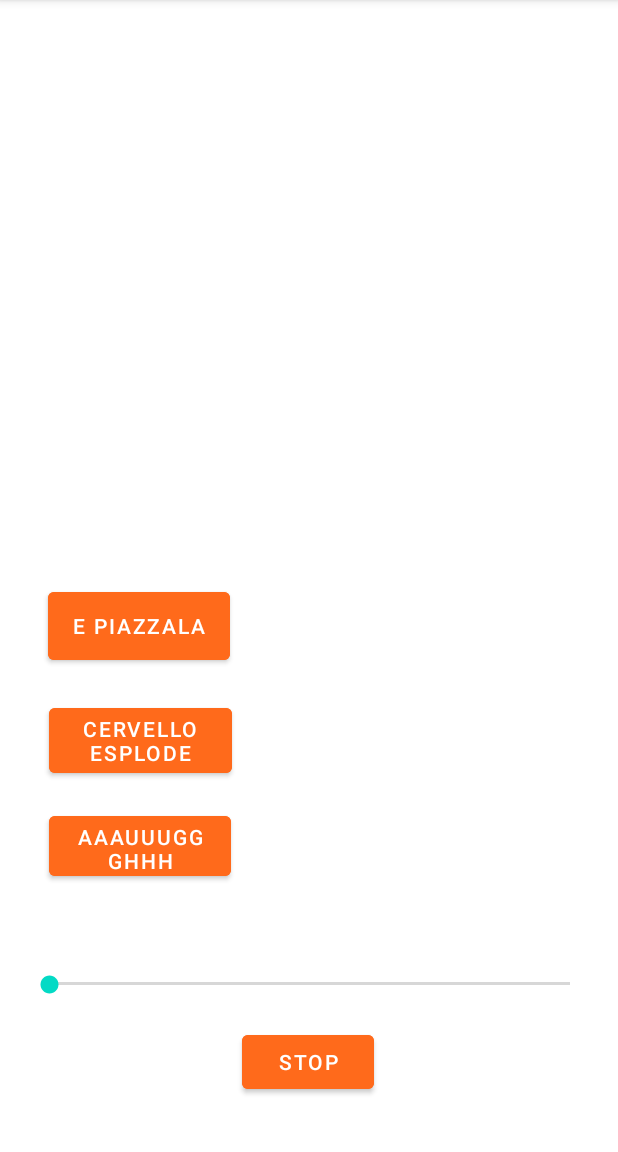
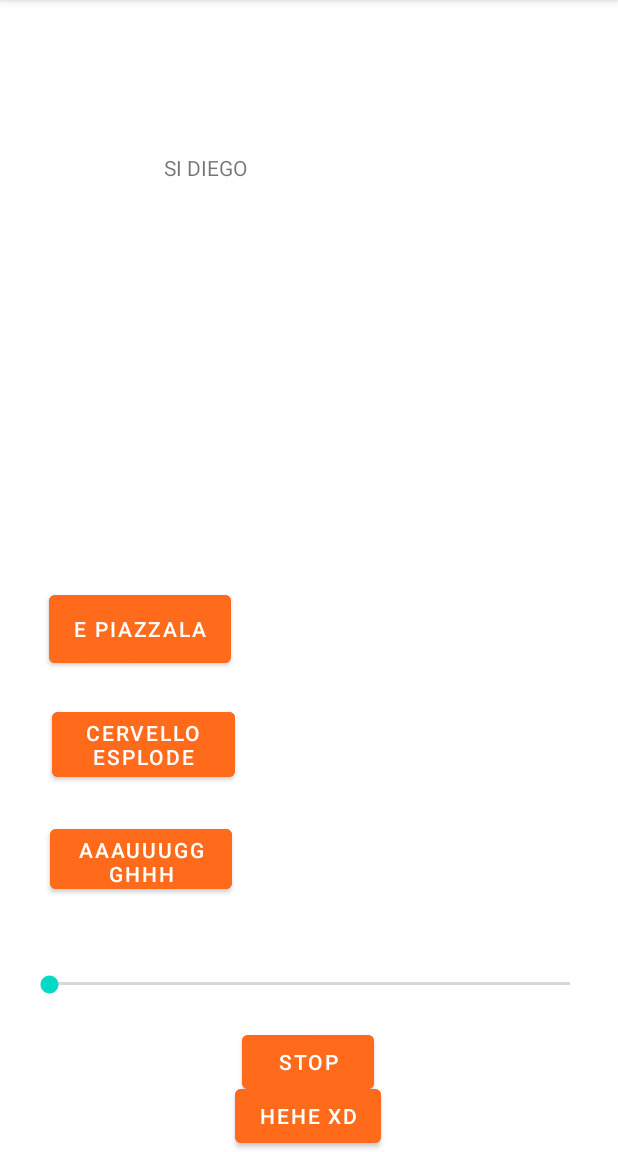
Before and after one commit to whiskeytrucker/sborrapp, an Android app: the screen it shows after launch (MainActivity), on a phone screen of 412 x 824 dp, the part 84-1236 px from its top. Run offline under Robolectric (Android 15) with nearby library versions, the phone set to English and light mode, and no system bars.

Commit message:
TextView inserita con "Si Diego"

```diff
--- a/app/src/main/java/com/poleinc/sborrapp/MainActivity.kt
+++ b/app/src/main/java/com/poleinc/sborrapp/MainActivity.kt
@@ -7,6 +7,7 @@ import android.os.Bundle
 import android.os.Handler
 import android.widget.Button
 import android.widget.SeekBar
+import android.widget.TextView
 
 class MainActivity : AppCompatActivity() {
     lateinit var mpBA: MediaPlayer
@@ -23,12 +24,24 @@ class MainActivity : AppCompatActivity() {
         var buttonPiazzala = findViewById<Button>(R.id.buttonPiazzala)
         var buttonStop = findViewById<Button>(R.id.buttonStop)
 
+        var cambio = findViewById<Button>(R.id.cambio)
+        var scritta = findViewById<TextView>(R.id.sesso)
+
         sk = findViewById(R.id.seek_bar)
         mpBA = MediaPlayer.create(this, R.raw.brainaneurysm)
         mpAUGH = MediaPlayer.create(this, R.raw.augh)
         mpPiazzala = MediaPlayer.create(this, R.raw.piazzala);
 
         //sk.max = mpBA.duration/1000
+
+
+        cambio.setOnClickListener(){
+            if(scritta.text == "SI DIEGO"){
+                scritta.text = "VAI DIEGO"
+            }else{
+                scritta.text = "SI DIEGO"
+            }
+        }
 
 
         buttonBrainAneurysm.setOnClickListener() {
--- a/app/src/main/res/layout/activity_main.xml
+++ b/app/src/main/res/layout/activity_main.xml
@@ -7,18 +7,42 @@
     tools:context=".MainActivity">
 
 
+    <TextView
+        android:id="@+id/sesso"
+        android:layout_width="192dp"
+        android:layout_height="94dp"
+        android:layout_marginBottom="572dp"
+        android:text="@string/diego"
+        app:layout_constraintBottom_toBottomOf="parent"
+        app:layout_constraintEnd_toEndOf="parent"
+        app:layout_constraintHorizontal_bias="0.497"
+        app:layout_constraintStart_toStartOf="parent" />
+
+    <Button
+        android:id="@+id/cambio"
+        android:layout_width="wrap_content"
+        android:layout_height="wrap_content"
+        android:backgroundTint="@color/orange"
+        android:text="Hehe xd"
+        app:layout_constraintBottom_toBottomOf="parent"
+        app:layout_constraintEnd_toEndOf="parent"
+        app:layout_constraintHorizontal_bias="0.498"
+        app:layout_constraintStart_toStartOf="parent"
+        app:layout_constraintVertical_bias="0.051" />
+
+
     <Button
         android:id="@+id/buttonBrainAneurysm"
         android:layout_width="122dp"
         android:layout_height="55dp"
+        android:layout_marginStart="34dp"
+        android:layout_marginEnd="255dp"
+        android:layout_marginBottom="244dp"
         android:backgroundTint="@color/orange"
         android:text="@string/cervello_esplode"
         app:layout_constraintBottom_toBottomOf="parent"
         app:layout_constraintEnd_toEndOf="parent"
-        app:layout_constraintHorizontal_bias="0.112"
-        app:layout_constraintStart_toStartOf="parent"
-        app:layout_constraintTop_toTopOf="parent"
-        app:layout_constraintVertical_bias="0.654" />
+        app:layout_constraintStart_toStartOf="parent" />
 
     <Button
         android:id="@+id/buttonStop"
@@ -31,7 +55,6 @@
         app:layout_constraintEnd_toEndOf="parent"
         app:layout_constraintHorizontal_bias="0.498"
         app:layout_constraintStart_toStartOf="parent" />
-
 
 
     <SeekBar
@@ -48,24 +71,32 @@
         android:id="@+id/buttonAUGH"
         android:layout_width="121dp"
         android:layout_height="52dp"
+        android:layout_marginStart="33dp"
+        android:layout_marginEnd="257dp"
+        android:layout_marginBottom="169dp"
         android:backgroundTint="@color/orange"
         android:text="@string/augh"
         app:layout_constraintBottom_toBottomOf="parent"
         app:layout_constraintEnd_toEndOf="parent"
-        app:layout_constraintHorizontal_bias="0.113"
+        app:layout_constraintHorizontal_bias="1.0"
         app:layout_constraintStart_toStartOf="parent"
-        app:layout_constraintTop_toTopOf="parent"
-        app:layout_constraintVertical_bias="0.751" />
+        app:layout_constraintTop_toBottomOf="@+id/buttonBrainAneurysm"
+        app:layout_constraintVertical_bias="1.0" />
 
     <Button
         android:id="@+id/buttonPiazzala"
         android:layout_width="121dp"
         android:layout_height="57dp"
         android:layout_marginStart="32dp"
-        android:layout_marginBottom="20dp"
+        android:layout_marginEnd="258dp"
+        android:layout_marginBottom="320dp"
         android:backgroundTint="@color/orange"
         android:text="@string/e_piazzala"
-        app:layout_constraintBottom_toTopOf="@+id/buttonBrainAneurysm"
+        app:layout_constraintBottom_toBottomOf="parent"
+        app:layout_constraintEnd_toEndOf="parent"
+        app:layout_constraintHorizontal_bias="1.0"
         app:layout_constraintStart_toStartOf="parent" />
 
+
+
 </androidx.constraintlayout.widget.ConstraintLayout>
--- a/app/src/main/res/values/strings.xml
+++ b/app/src/main/res/values/strings.xml
@@ -4,4 +4,5 @@
     <string name="cervello_esplode">Cervello Esplode</string>
     <string name="augh">AAAUUUGGGHHH</string>
     <string name="e_piazzala">E PIAZZALA</string>
+    <string name="diego">SI DIEGO</string>
 </resources>
```
